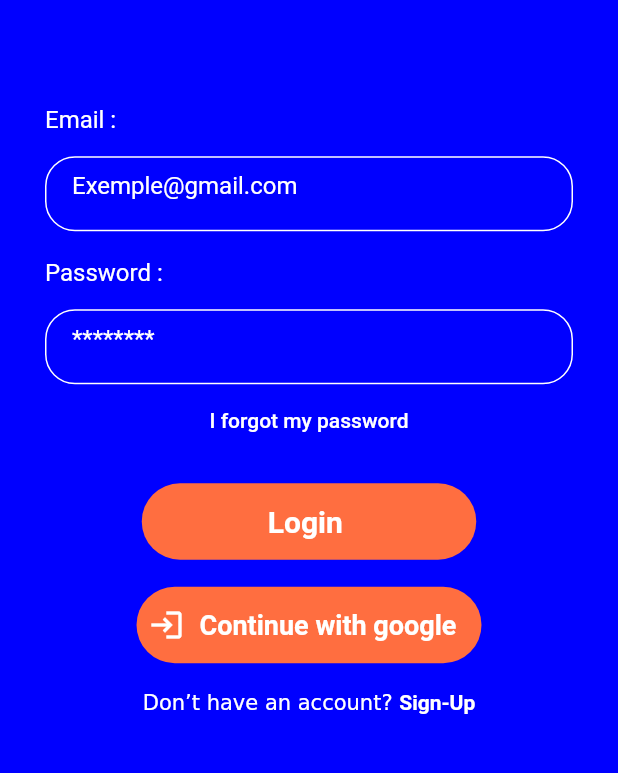
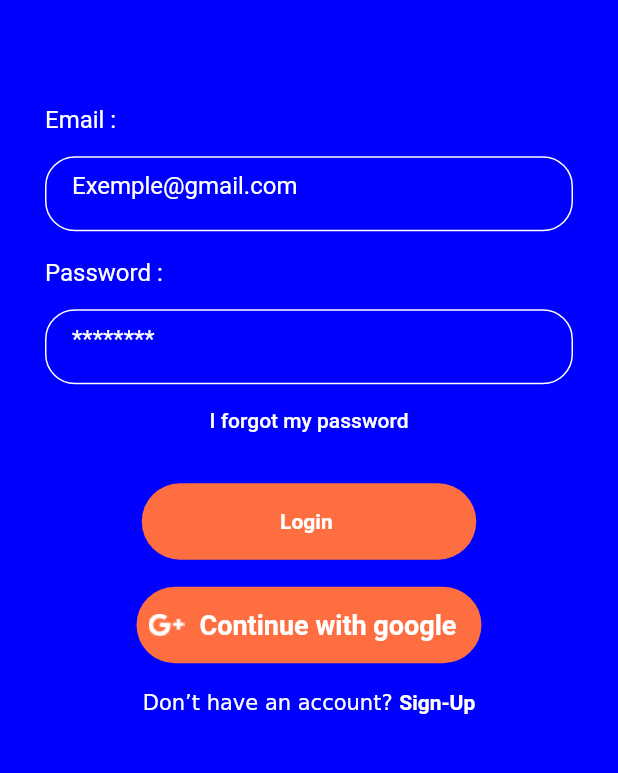
Before and after one commit to mbarkinedra/knowlepsyflutter, a Flutter app: the LoginPage screen opened directly, on a phone screen of 412 x 824 dp, the part 350-1123 px from its top. Run offline on Flutter 3.47's test engine with Material 2 defaults, Android fonts, the phone set to English and light mode, and no system bars; our stand-ins replace animated_splash_screen, flutter_blue_plus, get, google_fonts, intl_phone_field, percent_indicator and 1 more.

Commit message:
versiion apk final

```diff
--- a/lib/app/widget/custom_button_login.dart
+++ b/lib/app/widget/custom_button_login.dart
@@ -6,7 +6,7 @@ class CustomButton extends StatelessWidget {
   Color color;
   double width;
   double hight;
-  IconData icon;
+  ImageIcon icon;
 
   CustomButton(
       {required this.text,
@@ -29,8 +29,8 @@ class CustomButton extends StatelessWidget {
           padding: const EdgeInsets.all(8.0),
           child: Row(
             children: [
-              Icon(
-                icon,
+              ImageIcon(
+                icon.image,
                 color: Colors.white,
               ),
               SizedBox(
--- a/lib/app/widget/custom_button_without_icon_login.dart
+++ b/lib/app/widget/custom_button_without_icon_login.dart
@@ -31,7 +31,7 @@ class CustomButtonWithoutIcon extends StatelessWidget {
               style: TextStyle(
                   color: Colors.white,
                   fontWeight: FontWeight.bold,
-                  fontSize: 20),
+                  fontSize: 14),
             ),
           ),
         ),
--- a/lib/main.dart
+++ b/lib/main.dart
@@ -39,7 +39,7 @@ class MyApp extends StatelessWidget {
         duration: 3000,
         splashIconSize: 75,
         splash: Image.asset("assets/images/logo_knowlepsy.png"),
-        nextScreen: ConnectBleutoothScreen(),
+        nextScreen: LoginPage(),
         //nextScreen: HomePage(),
 
         splashTransition: SplashTransition.slideTransition,
@@ -49,7 +49,7 @@ class MyApp extends StatelessWidget {
         /// "/" Start Screen
         GetPage(
             name: "/",
-            page: () => ConnectBleutoothScreen(),
+            page: () => LoginPage(),
             binding: HomeBinding()),
         // GetPage(name: "/", page: () => HomePage(), binding: HomeBinding()),
         //  GetPage(name: "/", page: () => ResetPassword(), binding: HomeBinding()),
--- a/lib/presentation/pages/login_page/login_page.dart
+++ b/lib/presentation/pages/login_page/login_page.dart
@@ -9,6 +9,8 @@ import 'package:knowplesy/presentation/pages/register_page/register_page.dart';
 
 import '../home/home_page/home_page.dart';
 import '../home_page.dart';
+import 'BleutoothScreen/BleutoothScreen1.dart';
+import 'BleutoothScreen/BraceletNotConnected.dart';
 
 class LoginPage extends GetView<LoginController> {
   const LoginPage({super.key});
@@ -55,15 +57,15 @@ class LoginPage extends GetView<LoginController> {
                   child: CustomButtonWithoutIcon(
                     text: 'Login ',
                     color: Colors.deepOrangeAccent,
-                    width: double.infinity,
-                    // MediaQuery.of(context).size.width*.8,
+                    width:
+                     MediaQuery.of(context).size.width*.8,
                     hight: 2,
                     onClick: () {
                       Navigator.of(context).push(MaterialPageRoute(
                           builder: (
                               context,
                               ) =>
-                              HomePage()));
+                              BleutoothScreen()));
                     },
                   ),
                 ),
@@ -72,7 +74,7 @@ class LoginPage extends GetView<LoginController> {
                 ),
                 Center(
                   child: CustomButton(
-                    icon: Icons.login,
+                    icon: ImageIcon(AssetImage("assets/images/icon_google.png")),
                     text: 'Continue with google',
                     color: Colors.deepOrangeAccent,
                     width: double.infinity,
```
Also changed, not shown: lib/presentation/pages/login_page/BleutoothScreen/BleutoothScreen1.dart (+11 -5 lines), lib/presentation/pages/login_page/BleutoothScreen/BraceletConnected.dart (+11 -0 lines), assets/images/icon_google.png (added).
